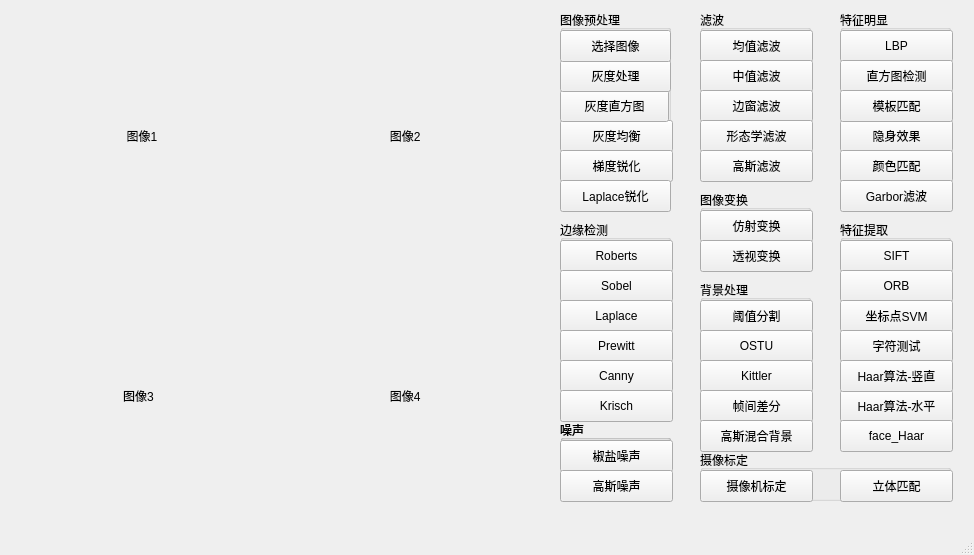
vastina/CVs, file src/cvBasic/mainwindow.ui: the form before one commit.
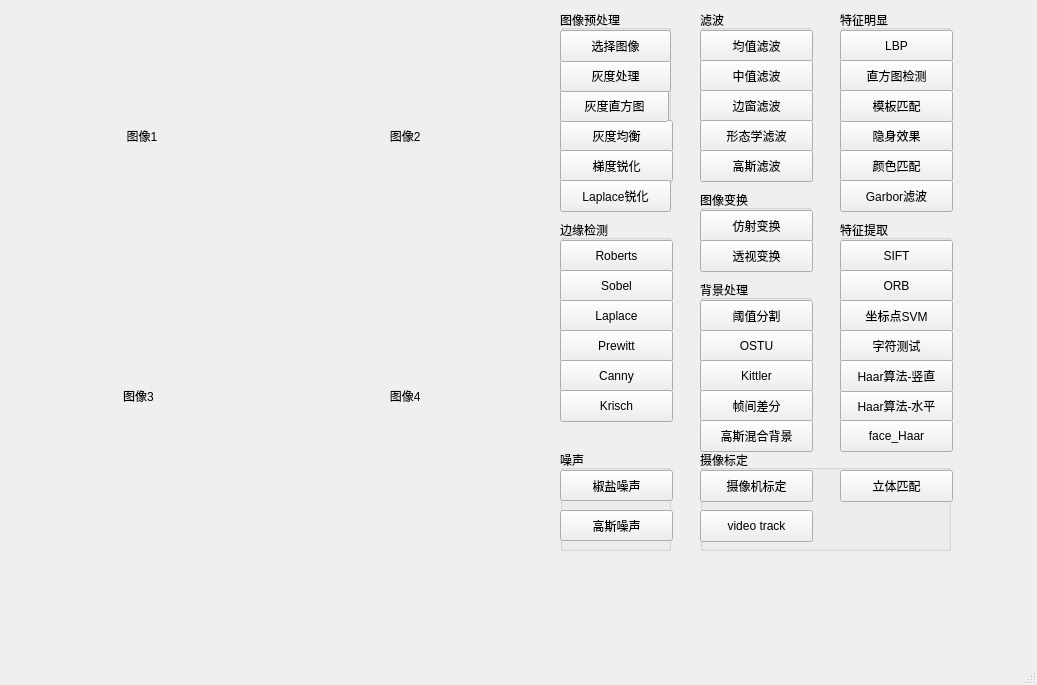
The form after the commit.

Commit message: add video track

Patch:
```diff
--- a/src/cvBasic/mainwindow.ui
+++ b/src/cvBasic/mainwindow.ui
@@ -6,8 +6,8 @@
    <rect>
     <x>0</x>
     <y>0</y>
-    <width>974</width>
-    <height>555</height>
+    <width>1037</width>
+    <height>685</height>
    </rect>
   </property>
   <property name="windowTitle">
@@ -213,9 +213,9 @@
     <property name="geometry">
      <rect>
       <x>560</x>
-      <y>440</y>
+      <y>470</y>
       <width>113</width>
-      <height>32</height>
+      <height>31</height>
      </rect>
     </property>
     <property name="text">
@@ -226,9 +226,9 @@
     <property name="geometry">
      <rect>
       <x>560</x>
-      <y>470</y>
+      <y>510</y>
       <width>113</width>
-      <height>32</height>
+      <height>31</height>
      </rect>
     </property>
     <property name="text">
@@ -603,27 +603,14 @@
     <property name="geometry">
      <rect>
       <x>560</x>
-      <y>420</y>
+      <y>450</y>
       <width>111</width>
-      <height>81</height>
+      <height>101</height>
      </rect>
     </property>
     <property name="title">
      <string>噪声</string>
     </property>
-    <widget class="QGroupBox" name="groupBox_9">
-     <property name="geometry">
-      <rect>
-       <x>0</x>
-       <y>0</y>
-       <width>111</width>
-       <height>81</height>
-      </rect>
-     </property>
-     <property name="title">
-      <string>噪声</string>
-     </property>
-    </widget>
    </widget>
    <widget class="QGroupBox" name="groupBox_4">
     <property name="geometry">
@@ -722,12 +709,25 @@
       <x>700</x>
       <y>450</y>
       <width>251</width>
-      <height>51</height>
+      <height>101</height>
      </rect>
     </property>
     <property name="title">
      <string>摄像标定</string>
     </property>
+    <widget class="QPushButton" name="video_track">
+     <property name="geometry">
+      <rect>
+       <x>0</x>
+       <y>60</y>
+       <width>113</width>
+       <height>32</height>
+      </rect>
+     </property>
+     <property name="text">
+      <string>video track</string>
+     </property>
+    </widget>
    </widget>
    <zorder>groupBox_10</zorder>
    <zorder>groupBox_8</zorder>
```
Left out of the diff: 4 changed lines with no effect on the pictures. The commit also changes 6 other files.
